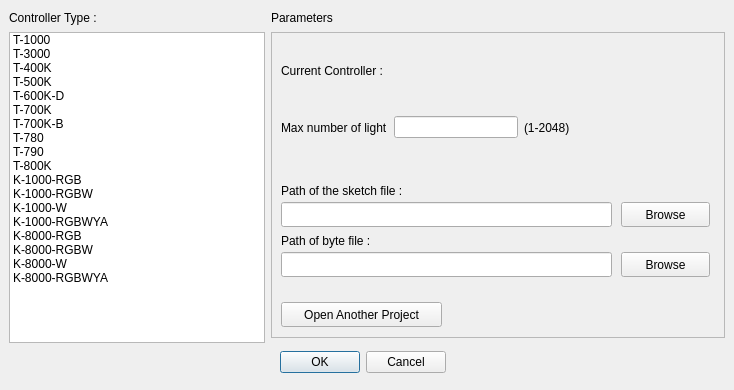
Above: Modules/Screens/newsketch_screen.ui from harunresit/Led-Array-Manager-V1.0 before the change. Below: the same form after it.
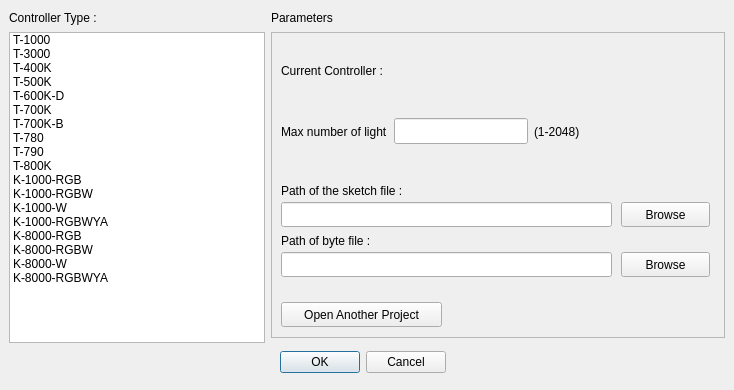
That is the form after the change.

```diff
--- a/Modules/Screens/newsketch_screen.ui
+++ b/Modules/Screens/newsketch_screen.ui
@@ -188,8 +188,8 @@
      <rect>
       <x>10</x>
       <y>80</y>
-      <width>289</width>
-      <height>31</height>
+      <width>299</width>
+      <height>39</height>
      </rect>
     </property>
     <layout class="QHBoxLayout" name="horizontalLayout">
@@ -201,7 +201,13 @@
       </widget>
      </item>
      <item>
-      <widget class="QLineEdit" name="lightNumberlineEdit"/>
+      <widget class="QLineEdit" name="lightNumberlineEdit">
+       <property name="font">
+        <font>
+         <pointsize>11</pointsize>
+        </font>
+       </property>
+      </widget>
      </item>
      <item>
       <widget class="QLabel" name="label_4">
```
